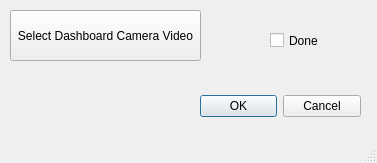
j-greggazz/driverless_car_hobby_project, file include/mainwindow.ui: the form before one commit.
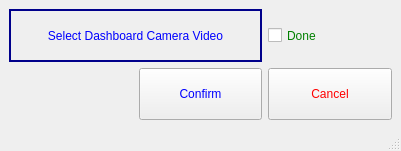
The form after the commit.

Commit message: Added aesthetics and methods to start gui

The edit to the form file:
```diff
--- a/include/mainwindow.ui
+++ b/include/mainwindow.ui
@@ -6,56 +6,89 @@
    <rect>
     <x>0</x>
     <y>0</y>
-    <width>377</width>
-    <height>163</height>
+    <width>401</width>
+    <height>151</height>
    </rect>
   </property>
   <property name="windowTitle">
    <string>MainWindow</string>
   </property>
+  <property name="styleSheet">
+   <string notr="true">backgroundcolor:yellow</string>
+  </property>
   <widget class="QWidget" name="centralwidget">
-   <widget class="QDialogButtonBox" name="buttonBox">
-    <property name="geometry">
-     <rect>
-      <x>200</x>
-      <y>90</y>
-      <width>161</width>
-      <height>32</height>
-     </rect>
-    </property>
-    <property name="orientation">
-     <enum>Qt::Horizontal</enum>
-    </property>
-    <property name="standardButtons">
-     <set>QDialogButtonBox::Cancel|QDialogButtonBox::Ok</set>
-    </property>
-   </widget>
-   <widget class="QCheckBox" name="path_valid_checkbox">
-    <property name="geometry">
-     <rect>
-      <x>270</x>
-      <y>30</y>
-      <width>71</width>
-      <height>21</height>
-     </rect>
-    </property>
-    <property name="text">
-     <string>Done</string>
-    </property>
-   </widget>
-   <widget class="QPushButton" name="pushButton">
-    <property name="geometry">
-     <rect>
-      <x>10</x>
-      <y>10</y>
-      <width>191</width>
-      <height>51</height>
-     </rect>
-    </property>
-    <property name="text">
-     <string>Select Dashboard Camera Video</string>
-    </property>
-   </widget>
+   <layout class="QGridLayout" name="gridLayout">
+    <item row="0" column="2">
+     <widget class="QCheckBox" name="path_valid_checkbox">
+      <property name="sizePolicy">
+       <sizepolicy hsizetype="Minimum" vsizetype="Preferred">
+        <horstretch>0</horstretch>
+        <verstretch>0</verstretch>
+       </sizepolicy>
+      </property>
+      <property name="styleSheet">
+       <string notr="true">color:green</string>
+      </property>
+      <property name="text">
+       <string>Done</string>
+      </property>
+      <property name="checked">
+       <bool>false</bool>
+      </property>
+     </widget>
+    </item>
+    <item row="2" column="2">
+     <widget class="QPushButton" name="cancel_button">
+      <property name="sizePolicy">
+       <sizepolicy hsizetype="Minimum" vsizetype="Preferred">
+        <horstretch>0</horstretch>
+        <verstretch>0</verstretch>
+       </sizepolicy>
+      </property>
+      <property name="styleSheet">
+       <string notr="true">color:red</string>
+      </property>
+      <property name="text">
+       <string>Cancel</string>
+      </property>
+     </widget>
+    </item>
+    <item row="2" column="1">
+     <widget class="QPushButton" name="confirm_button">
+      <property name="sizePolicy">
+       <sizepolicy hsizetype="Minimum" vsizetype="Preferred">
+        <horstretch>0</horstretch>
+        <verstretch>0</verstretch>
+       </sizepolicy>
+      </property>
+      <property name="styleSheet">
+       <string notr="true">color:blue</string>
+      </property>
+      <property name="text">
+       <string>Confirm</string>
+      </property>
+     </widget>
+    </item>
+    <item row="0" column="0" colspan="2">
+     <widget class="QPushButton" name="selectVideo">
+      <property name="sizePolicy">
+       <sizepolicy hsizetype="Expanding" vsizetype="Preferred">
+        <horstretch>0</horstretch>
+        <verstretch>0</verstretch>
+       </sizepolicy>
+      </property>
+      <property name="styleSheet">
+       <string notr="true">color:blue;
+border-width: 2px;
+border-style: solid;
+border-color:darkblue;</string>
+      </property>
+      <property name="text">
+       <string>Select Dashboard Camera Video</string>
+      </property>
+     </widget>
+    </item>
+   </layout>
   </widget>
   <widget class="QMenuBar" name="menubar">
    <property name="geometry">
```
Left out of the diff: 2 changed lines with no effect on the pictures. The commit also changes 4 other files.
